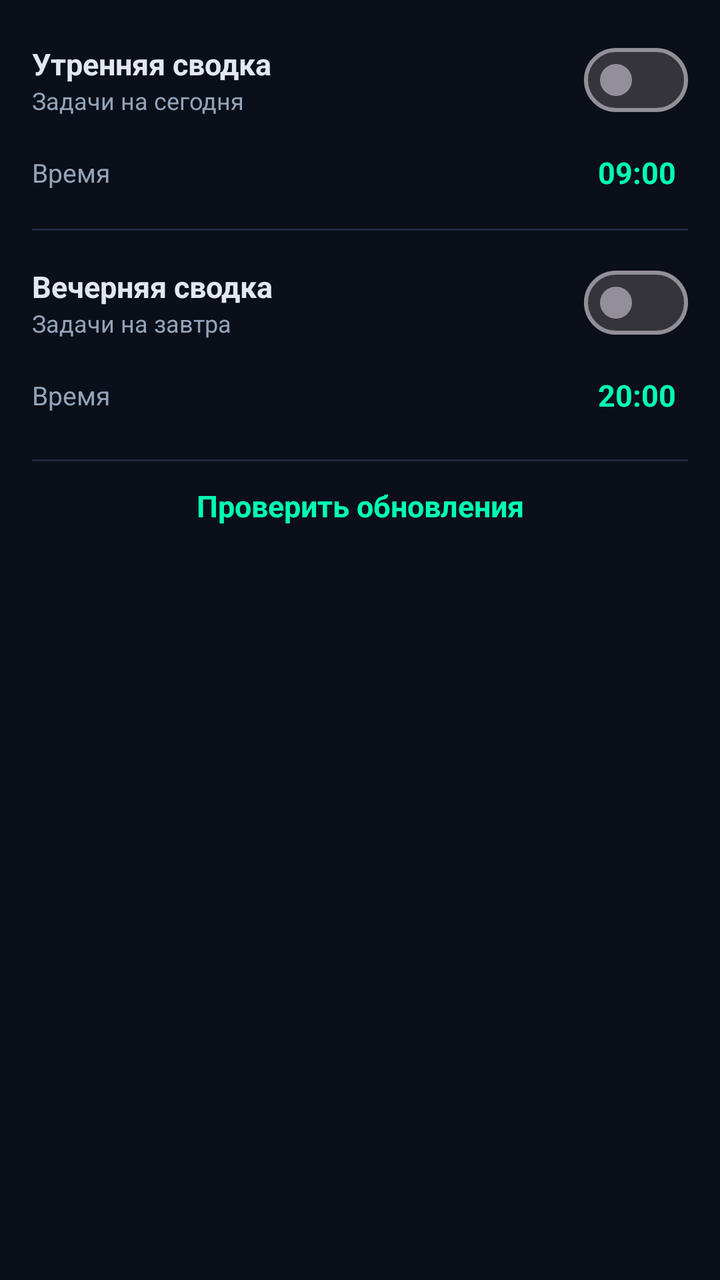
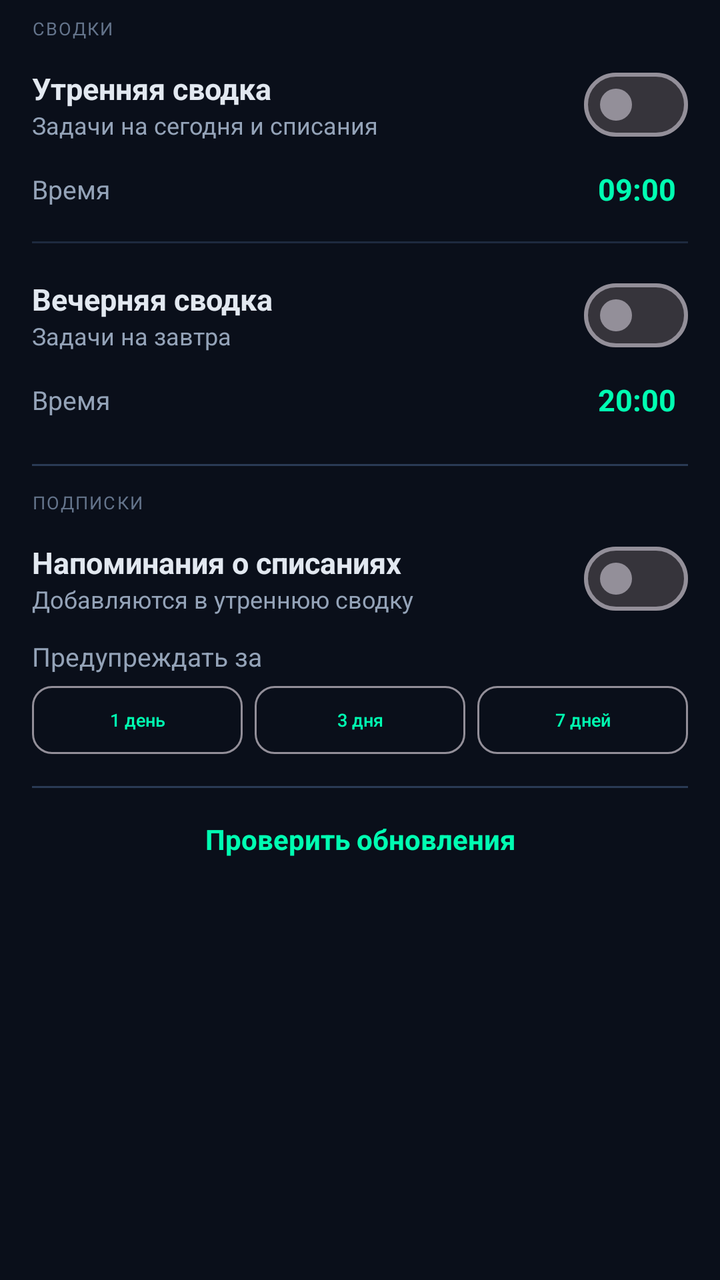

Before-and-after screenshots of an Android layout around one commit, followed by the original layout XML and the change that was made.
<!-- AndroidManifest.xml: application theme Theme.TaskMGR -->
<!-- res/layout/dialog_notification_settings.xml -->
<?xml version="1.0" encoding="utf-8"?>
<LinearLayout xmlns:android="http://schemas.android.com/apk/res/android"
  android:layout_width="match_parent"
  android:layout_height="wrap_content"
  android:orientation="vertical"
  android:padding="16dp">

  
  <LinearLayout
    android:layout_width="match_parent"
    android:layout_height="wrap_content"
    android:orientation="horizontal"
    android:gravity="center_vertical">

    <LinearLayout
      android:layout_width="0dp"
      android:layout_height="wrap_content"
      android:layout_weight="1"
      android:orientation="vertical">

      <TextView
        android:layout_width="wrap_content"
        android:layout_height="wrap_content"
        android:text="Утренняя сводка"
        android:textColor="@color/text_primary"
        android:textSize="15sp"
        android:textStyle="bold" />

      <TextView
        android:layout_width="wrap_content"
        android:layout_height="wrap_content"
        android:text="Задачи на сегодня"
        android:textColor="@color/text_secondary"
        android:textSize="12sp" />
    </LinearLayout>

    <com.google.android.material.materialswitch.MaterialSwitch
      android:id="@+id/switch_morning"
      android:layout_width="wrap_content"
      android:layout_height="wrap_content" />
  </LinearLayout>

  <LinearLayout
    android:id="@+id/row_morning"
    android:layout_width="match_parent"
    android:layout_height="wrap_content"
    android:orientation="horizontal"
    android:gravity="center_vertical"
    android:paddingTop="6dp"
    android:paddingBottom="12dp">

    <TextView
      android:layout_width="0dp"
      android:layout_height="wrap_content"
      android:layout_weight="1"
      android:text="Время"
      android:textColor="@color/text_secondary"
      android:textSize="13sp" />

    <TextView
      android:id="@+id/time_morning"
      android:layout_width="wrap_content"
      android:layout_height="wrap_content"
      android:padding="6dp"
      android:text="09:00"
      android:textColor="@color/neon_green"
      android:textSize="15sp"
      android:textStyle="bold" />
  </LinearLayout>

  <View
    android:layout_width="match_parent"
    android:layout_height="1dp"
    android:background="@color/divider" />

  
  <LinearLayout
    android:layout_width="match_parent"
    android:layout_height="wrap_content"
    android:orientation="horizontal"
    android:gravity="center_vertical"
    android:paddingTop="12dp">

    <LinearLayout
      android:layout_width="0dp"
      android:layout_height="wrap_content"
      android:layout_weight="1"
      android:orientation="vertical">

      <TextView
        android:layout_width="wrap_content"
        android:layout_height="wrap_content"
        android:text="Вечерняя сводка"
        android:textColor="@color/text_primary"
        android:textSize="15sp"
        android:textStyle="bold" />

      <TextView
        android:layout_width="wrap_content"
        android:layout_height="wrap_content"
        android:text="Задачи на завтра"
        android:textColor="@color/text_secondary"
        android:textSize="12sp" />
    </LinearLayout>

    <com.google.android.material.materialswitch.MaterialSwitch
      android:id="@+id/switch_evening"
      android:layout_width="wrap_content"
      android:layout_height="wrap_content" />
  </LinearLayout>

  <LinearLayout
    android:id="@+id/row_evening"
    android:layout_width="match_parent"
    android:layout_height="wrap_content"
    android:orientation="horizontal"
    android:gravity="center_vertical"
    android:paddingTop="6dp"
    android:paddingBottom="4dp">

    <TextView
      android:layout_width="0dp"
      android:layout_height="wrap_content"
      android:layout_weight="1"
      android:text="Время"
      android:textColor="@color/text_secondary"
      android:textSize="13sp" />

    <TextView
      android:id="@+id/time_evening"
      android:layout_width="wrap_content"
      android:layout_height="wrap_content"
      android:padding="6dp"
      android:text="20:00"
      android:textColor="@color/neon_green"
      android:textSize="15sp"
      android:textStyle="bold" />
  </LinearLayout>

  <View
    android:layout_width="match_parent"
    android:layout_height="1dp"
    android:layout_marginTop="12dp"
    android:background="@color/divider" />

  <TextView
    android:id="@+id/btn_check_updates"
    android:layout_width="match_parent"
    android:layout_height="wrap_content"
    android:padding="12dp"
    android:text="Проверить обновления"
    android:textColor="@color/neon_green"
    android:textSize="15sp"
    android:textStyle="bold"
    android:gravity="center" />
</LinearLayout>
<!-- resources referenced by this layout -->
<resources>
  <color name="divider">#1E2A3F</color>
  <color name="neon_green">#00FFB2</color>
  <color name="text_primary">#E2E8F0</color>
  <color name="text_secondary">#94A3B8</color>
  <color name="text_on_accent">#0A0F1A</color>
  <color name="electric_purple">#A855F7</color>
  <color name="amber">#FBBF24</color>
  <color name="raspberry">#FF3B6B</color>
  <color name="bg">#0A0F1A</color>
  <color name="surface">#111A2B</color>
  <color name="surface_variant">#1E2A3F</color>
  <color name="text_tertiary">#64748B</color>
  <style name="TaskMGRSpinner" parent="Widget.AppCompat.Spinner">
      <item name="android:popupBackground">@drawable/dialog_bg</item>
      <item name="android:textColor">@color/text_primary</item>
      <item name="android:spinnerItemStyle">@style/TaskMGRSpinnerItem</item>
      <item name="android:spinnerDropDownItemStyle">@style/TaskMGRSpinnerItem</item>
    </style>
  <style name="Widget.TaskMGR.Fab" parent="Widget.Material3.FloatingActionButton.Primary">
      <item name="backgroundTint">@color/neon_green</item>
      <item name="tint">@color/text_on_accent</item>
      <item name="android:elevation">8dp</item>
      <item name="elevation">8dp</item>
    </style>
  <color name="surface_raised">#16223A</color>
  <!-- drawable dialog_bg (drawable) -->
  <?xml version="1.0" encoding="utf-8"?>
  
  <shape xmlns:android="http://schemas.android.com/apk/res/android"
      android:shape="rectangle">
      <solid android:color="@color/surface_raised" />
      <corners android:radius="22dp" />
      <stroke android:width="1dp" android:color="@color/divider" />
  </shape>
  <color name="divider_strong">#2A3A55</color>
  <color name="neon_green_dim">#00C28A</color>
  <style name="ShapeAppearance.TaskMGR.Dialog" parent="">
          <item name="cornerFamily">rounded</item>
          <item name="cornerSize">22dp</item>
      </style>
  <style name="TaskMGRSpinnerItem" parent="Widget.AppCompat.TextView.SpinnerItem">
      <item name="android:textColor">@color/text_primary</item>
      <item name="android:textSize">15sp</item>
    </style>
  <!-- unchanged entries left out for length: 4 -->
</resources>

<!-- the commit's change to res/layout/dialog_notification_settings.xml (unified diff, before → after) -->
@@ -1,156 +1,294 @@
 <?xml version="1.0" encoding="utf-8"?>
-<LinearLayout xmlns:android="http://schemas.android.com/apk/res/android"
+<ScrollView xmlns:android="http://schemas.android.com/apk/res/android"
   android:layout_width="match_parent"
   android:layout_height="wrap_content"
-  android:orientation="vertical"
-  android:padding="16dp">
-
-  
+  android:fillViewport="true">
+
   <LinearLayout
     android:layout_width="match_parent"
     android:layout_height="wrap_content"
-    android:orientation="horizontal"
-    android:gravity="center_vertical">
-
-    <LinearLayout
-      android:layout_width="0dp"
-      android:layout_height="wrap_content"
-      android:layout_weight="1"
-      android:orientation="vertical">
-
-      <TextView
-        android:layout_width="wrap_content"
-        android:layout_height="wrap_content"
-        android:text="Утренняя сводка"
-        android:textColor="@color/text_primary"
+    android:orientation="vertical"
+    android:paddingTop="8dp"
+    android:paddingBottom="8dp">
+
+    
+    <TextView
+      style="@style/TaskMGRSegLabel"
+      android:layout_width="wrap_content"
+      android:layout_height="wrap_content"
+      android:layout_marginStart="16dp"
+      android:layout_marginBottom="4dp"
+      android:text="Сводки" />
+
+    
+    <LinearLayout
+      android:layout_width="match_parent"
+      android:layout_height="wrap_content"
+      android:orientation="horizontal"
+      android:gravity="center_vertical"
+      android:paddingStart="16dp"
+      android:paddingEnd="16dp"
+      android:paddingTop="4dp">
+
+      <LinearLayout
+        android:layout_width="0dp"
+        android:layout_height="wrap_content"
+        android:layout_weight="1"
+        android:orientation="vertical">
+
+        <TextView
+          android:layout_width="wrap_content"
+          android:layout_height="wrap_content"
+          android:text="Утренняя сводка"
+          android:textColor="@color/text_primary"
+          android:textSize="15sp"
+          android:textStyle="bold" />
+
+        <TextView
+          android:layout_width="wrap_content"
+          android:layout_height="wrap_content"
+          android:text="Задачи на сегодня и списания"
+          android:textColor="@color/text_secondary"
+          android:textSize="12sp" />
+      </LinearLayout>
+
+      <com.google.android.material.materialswitch.MaterialSwitch
+        android:id="@+id/switch_morning"
+        android:layout_width="wrap_content"
+        android:layout_height="wrap_content" />
+    </LinearLayout>
+
+    <LinearLayout
+      android:id="@+id/row_morning"
+      android:layout_width="match_parent"
+      android:layout_height="wrap_content"
+      android:orientation="horizontal"
+      android:gravity="center_vertical"
+      android:paddingStart="16dp"
+      android:paddingEnd="16dp"
+      android:paddingTop="2dp"
+      android:paddingBottom="10dp">
+
+      <TextView
+        android:layout_width="0dp"
+        android:layout_height="wrap_content"
+        android:layout_weight="1"
+        android:text="Время"
+        android:textColor="@color/text_secondary"
+        android:textSize="13sp" />
+
+      <TextView
+        android:id="@+id/time_morning"
+        android:layout_width="wrap_content"
+        android:layout_height="wrap_content"
+        android:padding="6dp"
+        android:text="09:00"
+        android:textColor="@color/neon_green"
         android:textSize="15sp"
         android:textStyle="bold" />
-
-      <TextView
-        android:layout_width="wrap_content"
-        android:layout_height="wrap_content"
-        android:text="Задачи на сегодня"
+    </LinearLayout>
+
+    <View
+      android:layout_width="match_parent"
+      android:layout_height="1dp"
+      android:layout_marginStart="16dp"
+      android:layout_marginEnd="16dp"
+      android:background="@color/divider" />
+
+    
+    <LinearLayout
+      android:layout_width="match_parent"
+      android:layout_height="wrap_content"
+      android:orientation="horizontal"
+      android:gravity="center_vertical"
+      android:paddingStart="16dp"
+      android:paddingEnd="16dp"
+      android:paddingTop="12dp">
+
+      <LinearLayout
+        android:layout_width="0dp"
+        android:layout_height="wrap_content"
+        android:layout_weight="1"
+        android:orientation="vertical">
+
+        <TextView
+          android:layout_width="wrap_content"
+          android:layout_height="wrap_content"
+          android:text="Вечерняя сводка"
+          android:textColor="@color/text_primary"
+          android:textSize="15sp"
+          android:textStyle="bold" />
+
+        <TextView
+          android:layout_width="wrap_content"
+          android:layout_height="wrap_content"
+          android:text="Задачи на завтра"
+          android:textColor="@color/text_secondary"
+          android:textSize="12sp" />
+      </LinearLayout>
+
+      <com.google.android.material.materialswitch.MaterialSwitch
+        android:id="@+id/switch_evening"
+        android:layout_width="wrap_content"
+        android:layout_height="wrap_content" />
+    </LinearLayout>
+
+    <LinearLayout
+      android:id="@+id/row_evening"
+      android:layout_width="match_parent"
+      android:layout_height="wrap_content"
+      android:orientation="horizontal"
+      android:gravity="center_vertical"
+      android:paddingStart="16dp"
+      android:paddingEnd="16dp"
+      android:paddingTop="2dp"
+      android:paddingBottom="12dp">
+
+      <TextView
+        android:layout_width="0dp"
+        android:layout_height="wrap_content"
+        android:layout_weight="1"
+        android:text="Время"
         android:textColor="@color/text_secondary"
-        android:textSize="12sp" />
-    </LinearLayout>
-
-    <com.google.android.material.materialswitch.MaterialSwitch
-      android:id="@+id/switch_morning"
-      android:layout_width="wrap_content"
-      android:layout_height="wrap_content" />
-  </LinearLayout>
-
-  <LinearLayout
-    android:id="@+id/row_morning"
-    android:layout_width="match_parent"
-    android:layout_height="wrap_content"
-    android:orientation="horizontal"
-    android:gravity="center_vertical"
-    android:paddingTop="6dp"
-    android:paddingBottom="12dp">
-
-    <TextView
-      android:layout_width="0dp"
-      android:layout_height="wrap_content"
-      android:layout_weight="1"
-      android:text="Время"
-      android:textColor="@color/text_secondary"
-      android:textSize="13sp" />
-
-    <TextView
-      android:id="@+id/time_morning"
-      android:layout_width="wrap_content"
-      android:layout_height="wrap_content"
-      android:padding="6dp"
-      android:text="09:00"
-      android:textColor="@color/neon_green"
-      android:textSize="15sp"
-      android:textStyle="bold" />
-  </LinearLayout>
-
-  <View
-    android:layout_width="match_parent"
-    android:layout_height="1dp"
-    android:background="@color/divider" />
-
-  
-  <LinearLayout
-    android:layout_width="match_parent"
-    android:layout_height="wrap_content"
-    android:orientation="horizontal"
-    android:gravity="center_vertical"
-    android:paddingTop="12dp">
-
-    <LinearLayout
-      android:layout_width="0dp"
-      android:layout_height="wrap_content"
-      android:layout_weight="1"
-      android:orientation="vertical">
-
-      <TextView
-        android:layout_width="wrap_content"
-        android:layout_height="wrap_content"
-        android:text="Вечерняя сводка"
-        android:textColor="@color/text_primary"
+        android:textSize="13sp" />
+
+      <TextView
+        android:id="@+id/time_evening"
+        android:layout_width="wrap_content"
+        android:layout_height="wrap_content"
+        android:padding="6dp"
+        android:text="20:00"
+        android:textColor="@color/neon_green"
         android:textSize="15sp"
         android:textStyle="bold" />
-
-      <TextView
-        android:layout_width="wrap_content"
-        android:layout_height="wrap_content"
-        android:text="Задачи на завтра"
+    </LinearLayout>
+
+    
+    <View
+      android:layout_width="match_parent"
+      android:layout_height="1dp"
+      android:layout_marginStart="16dp"
+      android:layout_marginEnd="16dp"
+      android:layout_marginTop="4dp"
+      android:background="@color/divider_strong" />
+
+    <TextView
+      style="@style/TaskMGRSegLabel"
+      android:layout_width="wrap_content"
+      android:layout_height="wrap_content"
+      android:layout_marginStart="16dp"
+      android:layout_marginTop="12dp"
+      android:layout_marginBottom="4dp"
+      android:text="Подписки" />
+
+    <LinearLayout
+      android:layout_width="match_parent"
+      android:layout_height="wrap_content"
+      android:orientation="horizontal"
+      android:gravity="center_vertical"
+      android:paddingStart="16dp"
+      android:paddingEnd="16dp"
+      android:paddingTop="4dp">
+
+      <LinearLayout
+        android:layout_width="0dp"
+        android:layout_height="wrap_content"
+        android:layout_weight="1"
+        android:orientation="vertical">
+
+        <TextView
+          android:layout_width="wrap_content"
+          android:layout_height="wrap_content"
+          android:text="Напоминания о списаниях"
+          android:textColor="@color/text_primary"
+          android:textSize="15sp"
+          android:textStyle="bold" />
+
+        <TextView
+          android:layout_width="wrap_content"
+          android:layout_height="wrap_content"
+          android:text="Добавляются в утреннюю сводку"
+          android:textColor="@color/text_secondary"
+          android:textSize="12sp" />
+      </LinearLayout>
+
+      <com.google.android.material.materialswitch.MaterialSwitch
+        android:id="@+id/switch_subs"
+        android:layout_width="wrap_content"
+        android:layout_height="wrap_content" />
+    </LinearLayout>
+
+    <LinearLayout
+      android:id="@+id/row_subs_days"
+      android:layout_width="match_parent"
+      android:layout_height="wrap_content"
+      android:orientation="vertical"
+      android:paddingStart="16dp"
+      android:paddingEnd="16dp"
+      android:paddingTop="6dp"
+      android:paddingBottom="12dp">
+
+      <TextView
+        android:layout_width="wrap_content"
+        android:layout_height="wrap_content"
+        android:text="Предупреждать за"
         android:textColor="@color/text_secondary"
-        android:textSize="12sp" />
-    </LinearLayout>
-
-    <com.google.android.material.materialswitch.MaterialSwitch
-      android:id="@+id/switch_evening"
-      android:layout_width="wrap_content"
-      android:layout_height="wrap_content" />
+        android:textSize="13sp" />
+
+      <LinearLayout
+        android:layout_width="match_parent"
+        android:layout_height="wrap_content"
+        android:orientation="horizontal"
+        android:layout_marginTop="6dp">
+
+        <com.google.android.material.button.MaterialButton
+          android:id="@+id/btn_subs_1"
+          style="@style/TaskMGRSegButton.Sort"
+          android:layout_width="0dp"
+          android:layout_height="34dp"
+          android:layout_weight="1"
+          android:text="1 день" />
+
+        <com.google.android.material.button.MaterialButton
+          android:id="@+id/btn_subs_3"
+          style="@style/TaskMGRSegButton.Sort"
+          android:layout_width="0dp"
+          android:layout_height="34dp"
+          android:layout_weight="1"
+          android:layout_marginStart="6dp"
+          android:text="3 дня" />
+
+        <com.google.android.material.button.MaterialButton
+          android:id="@+id/btn_subs_7"
+          style="@style/TaskMGRSegButton.Sort"
+          android:layout_width="0dp"
+          android:layout_height="34dp"
+          android:layout_weight="1"
+          android:layout_marginStart="6dp"
+          android:text="7 дней" />
+      </LinearLayout>
+    </LinearLayout>
+
+    
+    <View
+      android:layout_width="match_parent"
+      android:layout_height="1dp"
+      android:layout_marginStart="16dp"
+      android:layout_marginEnd="16dp"
+      android:layout_marginTop="4dp"
+      android:background="@color/divider_strong" />
+
+    <TextView
+      android:id="@+id/btn_check_updates"
+      android:layout_width="match_parent"
+      android:layout_height="wrap_content"
+      android:padding="16dp"
+      android:background="?attr/selectableItemBackground"
+      android:text="Проверить обновления"
+      android:textColor="@color/neon_green"
+      android:textSize="14sp"
+      android:textStyle="bold"
+      android:gravity="center" />
+
   </LinearLayout>
-
-  <LinearLayout
-    android:id="@+id/row_evening"
-    android:layout_width="match_parent"
-    android:layout_height="wrap_content"
-    android:orientation="horizontal"
-    android:gravity="center_vertical"
-    android:paddingTop="6dp"
-    android:paddingBottom="4dp">
-
-    <TextView
-      android:layout_width="0dp"
-      android:layout_height="wrap_content"
-      android:layout_weight="1"
-      android:text="Время"
-      android:textColor="@color/text_secondary"
-      android:textSize="13sp" />
-
-    <TextView
-      android:id="@+id/time_evening"
-      android:layout_width="wrap_content"
-      android:layout_height="wrap_content"
-      android:padding="6dp"
-      android:text="20:00"
-      android:textColor="@color/neon_green"
-      android:textSize="15sp"
-      android:textStyle="bold" />
-  </LinearLayout>
-
-  <View
-    android:layout_width="match_parent"
-    android:layout_height="1dp"
-    android:layout_marginTop="12dp"
-    android:background="@color/divider" />
-
-  <TextView
-    android:id="@+id/btn_check_updates"
-    android:layout_width="match_parent"
-    android:layout_height="wrap_content"
-    android:padding="12dp"
-    android:text="Проверить обновления"
-    android:textColor="@color/neon_green"
-    android:textSize="15sp"
-    android:textStyle="bold"
-    android:gravity="center" />
-</LinearLayout>
+</ScrollView>
<!-- resource entries referenced after the edit -->
@@ -4,6 +4,43 @@
   <color name="neon_green">#00FFB2</color>
   <color name="text_primary">#E2E8F0</color>
   <color name="text_secondary">#94A3B8</color>
+  <style name="TaskMGRSegButton.Sort" parent="TaskMGRSegButton">
+      <item name="android:textSize">9sp</item>
+      <item name="android:paddingStart">0dp</item>
+      <item name="android:paddingEnd">0dp</item>
+      <item name="android:insetLeft">0dp</item>
+      <item name="android:insetRight">0dp</item>
+      <item name="android:letterSpacing">0</item>
+      <item name="android:gravity">center</item>
+    </style>
+  <style name="TaskMGRSegLabel">
+      <item name="android:layout_width">wrap_content</item>
+      <item name="android:layout_height">wrap_content</item>
+      <item name="android:textSize">9sp</item>
+      <item name="android:textAllCaps">true</item>
+      <item name="android:letterSpacing">0.08</item>
+      <item name="android:textColor">@color/text_tertiary</item>
+      <item name="android:layout_marginStart">4dp</item>
+    </style>
+  <style name="TaskMGRSegButton" parent="Widget.Material3.Button.OutlinedButton">
+      <item name="android:minWidth">0dp</item>
+      <item name="android:minHeight">0dp</item>
+      <item name="android:insetLeft">0dp</item>
+      <item name="android:insetRight">0dp</item>
+      <item name="android:insetTop">0dp</item>
+      <item name="android:insetBottom">0dp</item>
+      <item name="android:paddingStart">2dp</item>
+      <item name="android:paddingEnd">2dp</item>
+      <item name="android:paddingTop">6dp</item>
+      <item name="android:paddingBottom">6dp</item>
+      <item name="android:textSize">10sp</item>
+      <item name="android:textAllCaps">false</item>
+      <item name="android:letterSpacing">0</item>
+      <item name="android:maxLines">1</item>
+      <item name="cornerRadius">10dp</item>
+      <item name="strokeWidth">1dp</item>
+      <item name="rippleColor">@color/neon_green_dim</item>
+    </style>
   <color name="text_on_accent">#0A0F1A</color>
   <color name="electric_purple">#A855F7</color>
   <color name="amber">#FBBF24</color>
